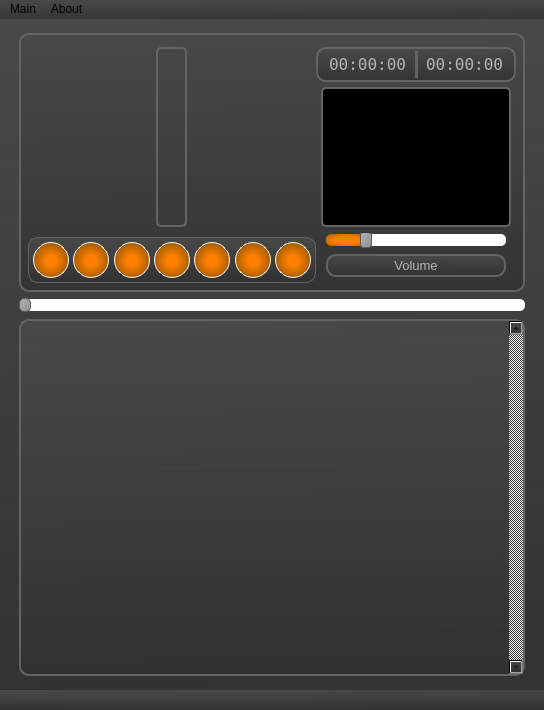
Old version of the form design.ui in the repository den-koch/AudioPlayer_PyVers.
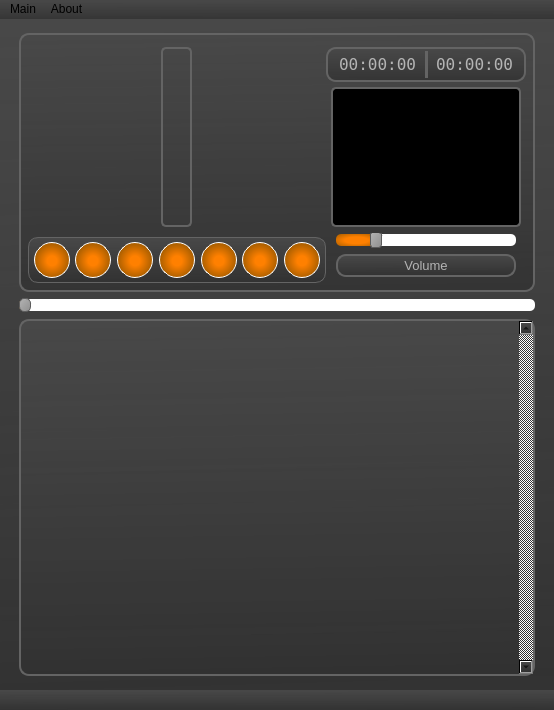
New version of the form. Icons and pictures are not drawn. Custom widgets are drawn as their Qt base class.

Diff of the .ui file:
```diff
--- a/design.ui
+++ b/design.ui
@@ -9,7 +9,7 @@
    <rect>
     <x>0</x>
     <y>0</y>
-    <width>544</width>
+    <width>554</width>
     <height>710</height>
    </rect>
   </property>
@@ -255,7 +255,7 @@
               <number>5</number>
              </property>
              <property name="pageStep">
-              <number>10</number>
+              <number>5</number>
              </property>
              <property name="value">
               <number>20</number>
@@ -1162,7 +1162,8 @@
 }
 
 QSlider::sub-page:qlineargradient {
-	background: qradialgradient(spread:pad, cx:0.505, cy:0.522818, radius:1.044, fx:0.5, fy:0.523, stop:0.273632 rgba(255, 128, 0, 255), stop:1 rgba(102, 68, 0, 255));;
+	background: qradialgradient(spread:pad, cx:0.505, cy:0.522818, radius:1.044, fx:0.5, fy:0.523, stop:0.273632 rgba(255, 128, 0, 255), stop:1 rgba(102, 68, 0, 255));
+	background-color: qradialgradient(spread:pad, cx:0.505, cy:0.522818, radius:1.044, fx:0.5, fy:0.523, stop:0.134328 rgba(255, 128, 0, 255), stop:0.751244 rgba(102, 68, 0, 255));
 	border-top-right-radius: 0px;
 	border-bottom-right-radius: 0px;
 	border-top-left-radius: 5px;
@@ -1175,7 +1176,10 @@
          <number>100</number>
         </property>
         <property name="singleStep">
-         <number>1</number>
+         <number>10</number>
+        </property>
+        <property name="pageStep">
+         <number>0</number>
         </property>
         <property name="value">
          <number>0</number>
@@ -1278,7 +1282,11 @@
 QScrollBar::up-arrow:vertical, QScrollBar::down-arrow:vertical {
      background: none;
 	 color: none;
- }</string>
+ }
+
+QLineEdit{
+color:  rgb(180, 180, 180);
+}</string>
         </property>
         <property name="verticalScrollBarPolicy">
          <enum>Qt::ScrollBarAlwaysOn</enum>
@@ -1312,7 +1320,7 @@
     <rect>
      <x>0</x>
      <y>0</y>
-     <width>544</width>
+     <width>554</width>
      <height>26</height>
     </rect>
    </property>
```
